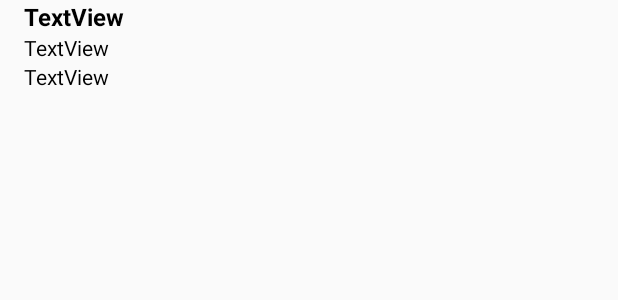
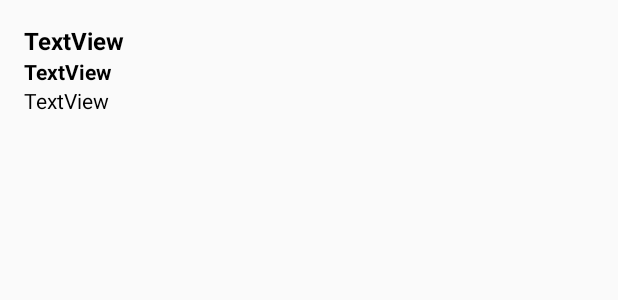
Before and after one commit to croSSover07/Books, an Android app: the layout layout_row.xml on its own in the app's theme, with its tools: preview values and no code run, on a phone screen of 412 x 824 dp. Shown: the top 300 px of the screen. Run offline under Robolectric (Android 15) with nearby library versions, the phone set to English and light mode, and no system bars.

Commit message:
change layout

```diff
--- a/app/src/main/java/com/example/developer/books/fragment/BookListFragment.kt
+++ b/app/src/main/java/com/example/developer/books/fragment/BookListFragment.kt
@@ -5,6 +5,7 @@ import android.content.Intent
 import android.os.Bundle
 import android.support.v4.app.Fragment
 import android.support.v7.app.AppCompatActivity
+import android.support.v7.widget.DividerItemDecoration
 import android.support.v7.widget.LinearLayoutManager
 import android.support.v7.widget.RecyclerView
 import android.view.*
@@ -14,6 +15,7 @@ import com.example.developer.books.adapter.BaseAdapter
 import com.example.developer.books.adapter.BookAdapter
 import com.example.developer.books.model.Book
 import java.util.*
+
 
 class BookListFragment : Fragment(), BaseAdapter.ItemClickListener {
 
@@ -41,6 +43,7 @@ class BookListFragment : Fragment(), BaseAdapter.ItemClickListener {
         recyclerView = view.findViewById(R.id.recyclerView)
         recyclerView.layoutManager = LinearLayoutManager(context)
         recyclerView.adapter = bookAdapter
+        recyclerView.addItemDecoration(DividerItemDecoration(recyclerView.context, LinearLayoutManager(context).orientation))
         setHasOptionsMenu(true)
     }
 
--- a/app/src/main/res/layout/fragment_book_list.xml
+++ b/app/src/main/res/layout/fragment_book_list.xml
@@ -7,4 +7,5 @@
     android:layout_marginLeft="8dp"
     android:layout_marginRight="8dp"
     android:layout_marginTop="8dp"
+    android:paddingBottom="8dp"
     android:paddingTop="8dp" />
--- a/app/src/main/res/layout/layout_row.xml
+++ b/app/src/main/res/layout/layout_row.xml
@@ -2,15 +2,17 @@
 <LinearLayout xmlns:android="http://schemas.android.com/apk/res/android"
     xmlns:tools="http://schemas.android.com/tools"
     android:layout_width="wrap_content"
-    android:layout_height="88dp"
+    android:layout_height="wrap_content"
     android:orientation="vertical">
 
     <TextView
         android:id="@+id/textView_title_row"
-        android:layout_width="match_parent"
+        android:layout_width="wrap_content"
         android:layout_height="wrap_content"
-        android:paddingLeft="16dp"
-        android:paddingRight="16dp"
+        android:fontFamily="sans-serif"
+        android:paddingEnd="16dp"
+        android:paddingStart="16dp"
+        android:paddingTop="16dp"
         android:textColor="@android:color/black"
         android:textSize="16sp"
         android:textStyle="bold"
@@ -18,20 +20,24 @@
 
     <TextView
         android:id="@+id/textView_author_row"
-        android:layout_width="match_parent"
+        android:layout_width="wrap_content"
         android:layout_height="wrap_content"
-        android:paddingLeft="16dp"
-        android:paddingRight="16dp"
+        android:fontFamily="sans-serif"
+        android:paddingEnd="16dp"
+        android:paddingStart="16dp"
         android:textColor="@android:color/black"
         android:textSize="14sp"
+        android:textStyle="bold"
         tools:text="TextView" />
 
     <TextView
         android:id="@+id/textView_date_row"
-        android:layout_width="match_parent"
+        android:layout_width="wrap_content"
         android:layout_height="wrap_content"
-        android:paddingLeft="16dp"
-        android:paddingRight="16dp"
+        android:fontFamily="sans-serif"
+        android:paddingBottom="20dp"
+        android:paddingEnd="16dp"
+        android:paddingStart="16dp"
         android:textColor="@android:color/black"
         android:textSize="14sp"
         tools:text="TextView" />
```
